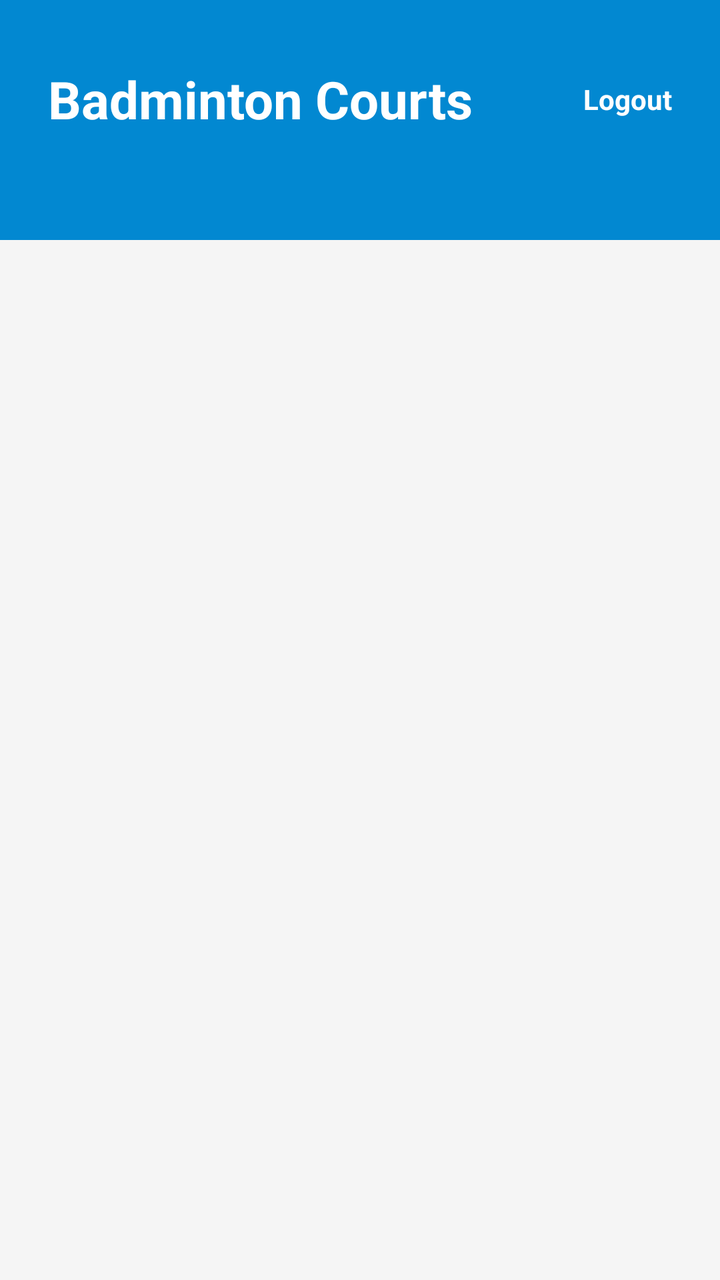
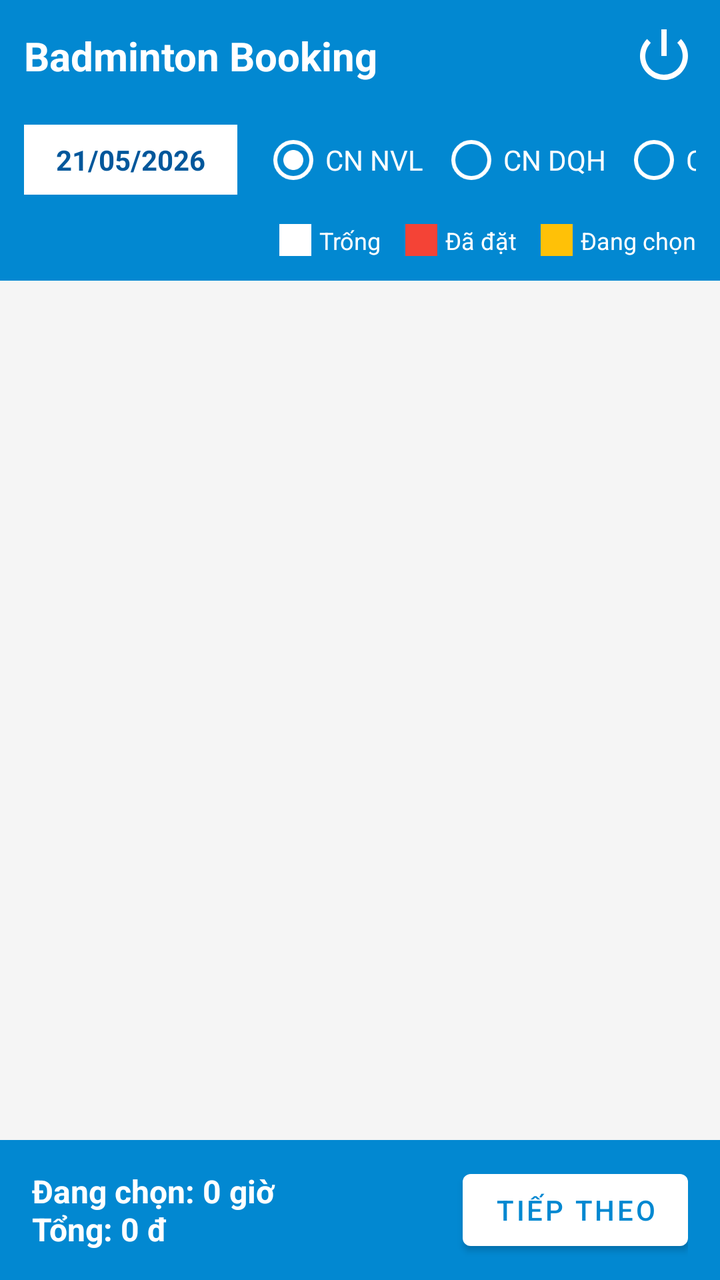

Two renders of the same Android screen: before a commit and after it. Below are the layout's source before the change and the commit's diff.
<!-- AndroidManifest.xml: application theme Theme.BadmintonBooking -->
<!-- res/layout/activity_home.xml -->
<?xml version="1.0" encoding="utf-8"?>
<androidx.constraintlayout.widget.ConstraintLayout xmlns:android="http://schemas.android.com/apk/res/android"
    xmlns:app="http://schemas.android.com/apk/res-auto"
    xmlns:tools="http://schemas.android.com/tools"
    android:layout_width="match_parent"
    android:layout_height="match_parent"
    android:background="@color/background_light"
    tools:context=".HomeActivity">

    
    <View
        android:id="@+id/headerBackground"
        android:layout_width="match_parent"
        android:layout_height="120dp"
        android:background="@color/primary"
        app:layout_constraintTop_toTopOf="parent" />

    <TextView
        android:id="@+id/textViewHome"
        android:layout_width="wrap_content"
        android:layout_height="wrap_content"
        android:layout_marginStart="24dp"
        android:layout_marginTop="32dp"
        android:text="Badminton Courts"
        android:textSize="26sp"
        android:textStyle="bold"
        android:textColor="@color/white"
        app:layout_constraintStart_toStartOf="parent"
        app:layout_constraintTop_toTopOf="parent" />

    <TextView
        android:id="@+id/textViewLogout"
        android:layout_width="wrap_content"
        android:layout_height="wrap_content"
        android:layout_marginTop="32dp"
        android:layout_marginEnd="16dp"
        android:text="Logout"
        android:textSize="14sp"
        android:textColor="@color/white"
        android:textStyle="bold"
        android:clickable="true"
        android:focusable="true"
        android:padding="8dp"
        android:background="?attr/selectableItemBackgroundBorderless"
        app:layout_constraintEnd_toEndOf="parent"
        app:layout_constraintTop_toTopOf="parent" />

    <androidx.recyclerview.widget.RecyclerView
        android:id="@+id/recyclerViewCourts"
        android:layout_width="0dp"
        android:layout_height="0dp"
        android:layout_marginTop="16dp"
        android:clipToPadding="false"
        android:paddingBottom="24dp"
        app:layout_constraintBottom_toBottomOf="parent"
        app:layout_constraintEnd_toEndOf="parent"
        app:layout_constraintStart_toStartOf="parent"
        app:layout_constraintTop_toBottomOf="@+id/textViewHome" />

</androidx.constraintlayout.widget.ConstraintLayout>
<!-- resources referenced by this layout -->
<resources>
  <color name="background_light">#F5F5F5</color>
  <color name="primary">#0288D1</color>
  <color name="white">#FFFFFFFF</color>
  <style name="Theme.BadmintonBooking" parent="Base.Theme.BadmintonBooking" />
  <style name="Base.Theme.BadmintonBooking" parent="Theme.MaterialComponents.Light.NoActionBar">
          <item name="colorPrimary">@color/primary</item>
          <item name="colorPrimaryVariant">@color/primary_dark</item>
          <item name="colorOnPrimary">@color/white</item>
          <item name="colorSecondary">@color/accent</item>
          <item name="colorSecondaryVariant">@color/accent</item>
          <item name="colorOnSecondary">@color/white</item>
          <item name="android:statusBarColor">?attr/colorPrimaryVariant</item>
      </style>
  <color name="primary_dark">#01579B</color>
  <color name="accent">#03A9F4</color>
</resources>

<!-- the commit's change to res/layout/activity_home.xml (unified diff, before → after) -->
@@ -8,53 +8,149 @@
     tools:context=".HomeActivity">
 
     
-    <View
-        android:id="@+id/headerBackground"
+    <LinearLayout
+        android:id="@+id/headerLayout"
         android:layout_width="match_parent"
-        android:layout_height="120dp"
+        android:layout_height="wrap_content"
+        android:orientation="vertical"
         android:background="@color/primary"
-        app:layout_constraintTop_toTopOf="parent" />
+        android:padding="12dp"
+        app:layout_constraintTop_toTopOf="parent">
+        
+        <LinearLayout
+            android:layout_width="match_parent"
+            android:layout_height="wrap_content"
+            android:orientation="horizontal"
+            android:gravity="center_vertical">
+            <TextView
+                android:layout_width="0dp"
+                android:layout_weight="1"
+                android:layout_height="wrap_content"
+                android:text="Badminton Booking"
+                android:textColor="@color/white"
+                android:textSize="20sp"
+                android:textStyle="bold" />
+            <ImageView
+                android:id="@+id/imgLogout"
+                android:layout_width="32dp"
+                android:layout_height="32dp"
+                android:src="@android:drawable/ic_lock_power_off"
+                app:tint="@color/white" />
+        </LinearLayout>
+            
+        <LinearLayout
+            android:layout_width="match_parent"
+            android:layout_height="wrap_content"
+            android:orientation="horizontal"
+            android:layout_marginTop="12dp"
+            android:gravity="center_vertical">
+            
+            
+            <TextView
+                android:id="@+id/tvSelectDate"
+                android:layout_width="wrap_content"
+                android:layout_height="wrap_content"
+                android:background="@color/white"
+                android:textColor="@color/primary_dark"
+                android:text="21/05/2026"
+                android:paddingHorizontal="16dp"
+                android:paddingVertical="8dp"
+                android:textStyle="bold" />
+                
+            
+            <HorizontalScrollView
+                android:layout_width="0dp"
+                android:layout_weight="1"
+                android:layout_height="wrap_content"
+                android:layout_marginStart="12dp"
+                android:scrollbars="none">
+                
+                <RadioGroup
+                    android:id="@+id/radioGroupBranches"
+                    android:layout_width="wrap_content"
+                    android:layout_height="wrap_content"
+                    android:orientation="horizontal">
+                    
+                    <RadioButton android:id="@+id/rbBranch1" android:layout_width="wrap_content" android:layout_height="wrap_content" android:text="CN NVL" android:textColor="@color/white" android:buttonTint="@color/white" android:checked="true" />
+                    <RadioButton android:id="@+id/rbBranch2" android:layout_width="wrap_content" android:layout_height="wrap_content" android:text="CN DQH" android:textColor="@color/white" android:buttonTint="@color/white" android:layout_marginStart="8dp" />
+                    <RadioButton android:id="@+id/rbBranch3" android:layout_width="wrap_content" android:layout_height="wrap_content" android:text="CN NQA" android:textColor="@color/white" android:buttonTint="@color/white" android:layout_marginStart="8dp" />
+                    
+                </RadioGroup>
+            </HorizontalScrollView>
+        </LinearLayout>
+        
+        
+        <LinearLayout
+            android:layout_width="match_parent"
+            android:layout_height="wrap_content"
+            android:orientation="horizontal"
+            android:gravity="end"
+            android:layout_marginTop="8dp">
+            
+            <View android:layout_width="16dp" android:layout_height="16dp" android:background="@color/status_empty" />
+            <TextView android:layout_width="wrap_content" android:layout_height="wrap_content" android:layout_marginStart="4dp" android:text="Trống" android:textColor="@color/white" android:textSize="12sp" />
+            
+            <View android:layout_width="16dp" android:layout_height="16dp" android:layout_marginStart="12dp" android:background="@color/status_booked" />
+            <TextView android:layout_width="wrap_content" android:layout_height="wrap_content" android:layout_marginStart="4dp" android:text="Đã đặt" android:textColor="@color/white" android:textSize="12sp" />
+            
+            <View android:layout_width="16dp" android:layout_height="16dp" android:layout_marginStart="12dp" android:background="@color/status_pending" />
+            <TextView android:layout_width="wrap_content" android:layout_height="wrap_content" android:layout_marginStart="4dp" android:text="Đang chọn" android:textColor="@color/white" android:textSize="12sp" />
+        </LinearLayout>
+    </LinearLayout>
 
-    <TextView
-        android:id="@+id/textViewHome"
-        android:layout_width="wrap_content"
-        android:layout_height="wrap_content"
-        android:layout_marginStart="24dp"
-        android:layout_marginTop="32dp"
-        android:text="Badminton Courts"
-        android:textSize="26sp"
-        android:textStyle="bold"
-        android:textColor="@color/white"
-        app:layout_constraintStart_toStartOf="parent"
-        app:layout_constraintTop_toTopOf="parent" />
+    
+    <LinearLayout
+        android:id="@+id/bottomBar"
+        android:layout_width="match_parent"
+        android:layout_height="70dp"
+        android:orientation="horizontal"
+        android:background="@color/primary"
+        android:gravity="center_vertical"
+        android:paddingHorizontal="16dp"
+        app:layout_constraintBottom_toBottomOf="parent">
+        
+        <TextView
+            android:id="@+id/tvTotalInfo"
+            android:layout_width="0dp"
+            android:layout_weight="1"
+            android:layout_height="wrap_content"
+            android:text="Đang chọn: 0 giờ\nTổng: 0 đ"
+            android:textColor="@color/white"
+            android:textSize="16sp"
+            android:textStyle="bold" />
+            
+        <Button
+            android:id="@+id/btnNext"
+            android:layout_width="wrap_content"
+            android:layout_height="wrap_content"
+            android:text="Tiếp theo"
+            android:textColor="@color/primary"
+            app:backgroundTint="@color/white" />
+    </LinearLayout>
 
-    <TextView
-        android:id="@+id/textViewLogout"
-        android:layout_width="wrap_content"
-        android:layout_height="wrap_content"
-        android:layout_marginTop="32dp"
-        android:layout_marginEnd="16dp"
-        android:text="Logout"
-        android:textSize="14sp"
-        android:textColor="@color/white"
-        android:textStyle="bold"
-        android:clickable="true"
-        android:focusable="true"
-        android:padding="8dp"
-        android:background="?attr/selectableItemBackgroundBorderless"
-        app:layout_constraintEnd_toEndOf="parent"
-        app:layout_constraintTop_toTopOf="parent" />
-
-    <androidx.recyclerview.widget.RecyclerView
-        android:id="@+id/recyclerViewCourts"
+    
+    <ScrollView
         android:layout_width="0dp"
         android:layout_height="0dp"
-        android:layout_marginTop="16dp"
-        android:clipToPadding="false"
-        android:paddingBottom="24dp"
-        app:layout_constraintBottom_toBottomOf="parent"
-        app:layout_constraintEnd_toEndOf="parent"
+        android:layout_margin="8dp"
+        app:layout_constraintTop_toBottomOf="@+id/headerLayout"
+        app:layout_constraintBottom_toTopOf="@+id/bottomBar"
         app:layout_constraintStart_toStartOf="parent"
-        app:layout_constraintTop_toBottomOf="@+id/textViewHome" />
+        app:layout_constraintEnd_toEndOf="parent">
+        
+        <HorizontalScrollView
+            android:layout_width="wrap_content"
+            android:layout_height="wrap_content">
+            
+            <TableLayout
+                android:id="@+id/tableLayoutMatrix"
+                android:layout_width="wrap_content"
+                android:layout_height="wrap_content"
+                android:background="#DDDDDD"
+                android:showDividers="middle"
+                android:dividerPadding="1dp" />
+                
+        </HorizontalScrollView>
+    </ScrollView>
 
 </androidx.constraintlayout.widget.ConstraintLayout>
<!-- resource entries referenced after the edit -->
@@ -14,6 +14,9 @@
           <item name="android:statusBarColor">?attr/colorPrimaryVariant</item>
       </style>
   <color name="primary_dark">#01579B</color>
+  <color name="status_booked">#F44336</color>
+  <color name="status_empty">#FFFFFF</color>
+  <color name="status_pending">#FFC107</color>
   <color name="accent">#03A9F4</color>
 </resources>
 
